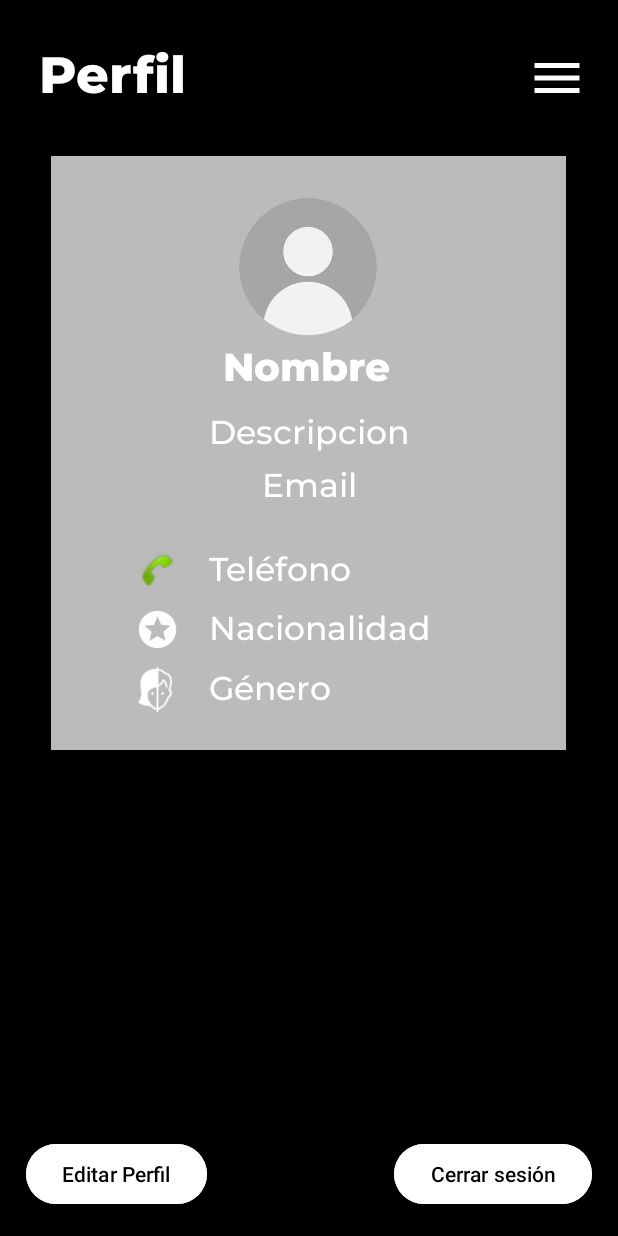
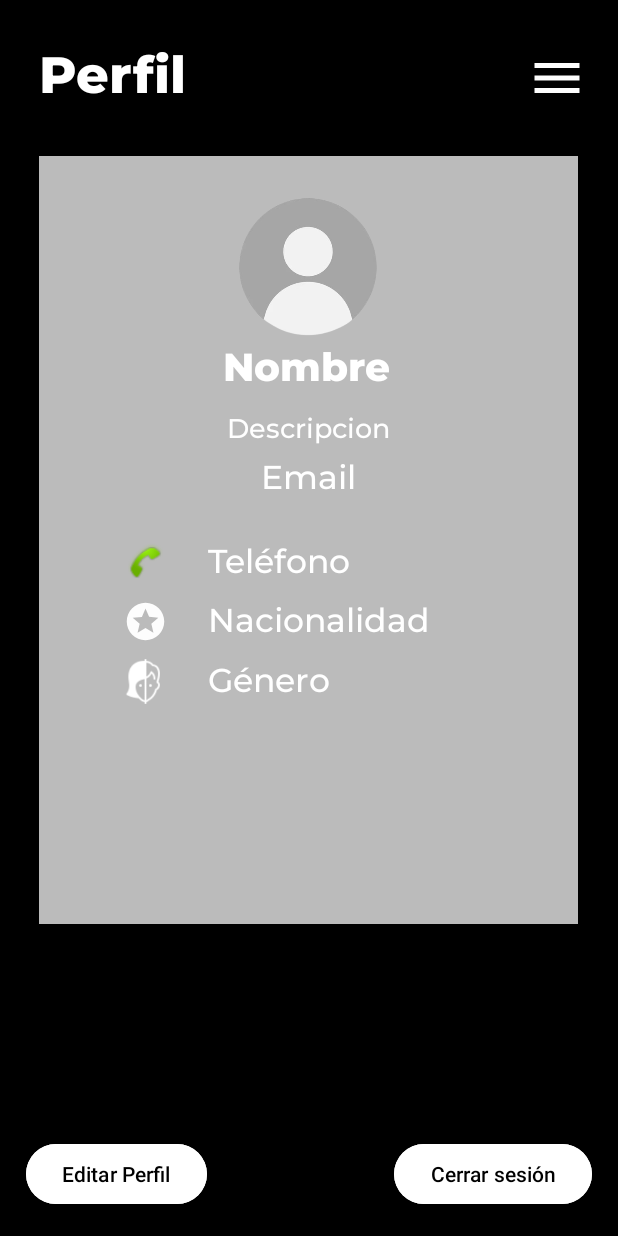
Before and after one commit to alaixgg/FilmCast, an Android app: the PerfilActivity screen opened directly, with no data from a screen before it, on a phone screen of 412 x 824 dp. Run offline under Robolectric (Android 15) with nearby library versions, the phone set to English and light mode, and no system bars.

Commit message:
FUNCIONAL API PERFIL

```diff
--- a/Aplicaciones de Moviles/app/app/build.gradle.kts
+++ b/Aplicaciones de Moviles/app/app/build.gradle.kts
@@ -53,6 +53,8 @@ dependencies {
     implementation ("com.squareup.retrofit2:retrofit:2.9.0")
     implementation ("com.squareup.retrofit2:converter-gson:2.9.0")
     implementation("com.squareup.okhttp3:okhttp:4.11.0")
+    implementation ("com.squareup.okhttp3:okhttp:4.9.3")  // Asegúrate de tener OkHttp
+    implementation ("com.squareup.okhttp3:logging-interceptor:4.9.3")
     androidTestImplementation(libs.androidx.junit)
     androidTestImplementation(libs.androidx.espresso.core)
 }
--- a/Aplicaciones de Moviles/app/app/src/main/java/com/example/filmcast/Perfil.kt
+++ b/Aplicaciones de Moviles/app/app/src/main/java/com/example/filmcast/Perfil.kt
@@ -5,10 +5,12 @@ import retrofit2.http.Body
 import retrofit2.http.GET
 import retrofit2.http.Header
 import retrofit2.http.POST
+import retrofit2.http.Query
 
 interface Perfil {
     @GET(Constants.PERFIL)
     fun obtenerPerfil(@Header("Authorization") token: String): Call<UsuarioInfo>
+
 
     @POST(Constants.EDITAR_PERFIL)
     fun editarPerfil(
--- a/Aplicaciones de Moviles/app/app/src/main/java/com/example/filmcast/ui/login/PerfilActivity.kt
+++ b/Aplicaciones de Moviles/app/app/src/main/java/com/example/filmcast/ui/login/PerfilActivity.kt
@@ -2,35 +2,136 @@ package com.example.filmcast.ui.login
 
 import android.content.Intent
 import android.os.Bundle
+import android.util.Log
 import android.widget.Button
 import android.widget.ImageView
-import androidx.activity.enableEdgeToEdge
+import android.widget.TextView
+import android.widget.Toast
 import androidx.appcompat.app.AppCompatActivity
 import com.example.filmcast.R
+import okhttp3.*
+import org.json.JSONObject
+import java.io.IOException
 
 class PerfilActivity : AppCompatActivity() {
 
+    private lateinit var tvNombre: TextView
+    private lateinit var tvEmail: TextView
+    private lateinit var tvTelefono: TextView
+    private lateinit var tvDescripcion: TextView
+    private lateinit var tvNacionalidad: TextView
+    private lateinit var btnCerrarSesion: Button
+    private lateinit var btnEditarPerfil: Button
+    private lateinit var imgMenu: ImageView
+
     override fun onCreate(savedInstanceState: Bundle?) {
         super.onCreate(savedInstanceState)
-        enableEdgeToEdge()
         setContentView(R.layout.activity_perfil)
 
-        val editarPerfil = findViewById<Button>(R.id.pe_editar_perfil)
-        editarPerfil.setOnClickListener {
+        // Referencias a los elementos del layout
+        tvNombre = findViewById(R.id.Pe_nombre)
+        tvEmail = findViewById(R.id.Pe_email)
+        tvTelefono = findViewById(R.id.Pe_telefono)
+        tvDescripcion = findViewById(R.id.Pe_descripcion)
+        tvNacionalidad = findViewById(R.id.Pe_nacionalidad)
+        btnCerrarSesion = findViewById(R.id.pe_cerrarSesiom)
+        btnEditarPerfil = findViewById(R.id.pe_editar_perfil)
+        imgMenu = findViewById(R.id.Pe_menu)
+
+        // Obtener el token desde SharedPreferences o donde lo tengas almacenado
+        val token = getTokenFromPreferences()
+
+
+
+        if (token != null) {
+            obtenerPerfil(token)
+        } else {
+            Toast.makeText(this, "No se ha encontrado el token de sesión.", Toast.LENGTH_SHORT).show()
+        }
+
+        // Configuración para el botón "Editar Perfil"
+        btnEditarPerfil.setOnClickListener {
             val intent = Intent(this, EditarPerfil::class.java)
             startActivity(intent)
         }
-        val cerrarSesion  = findViewById<Button>(R.id.pe_cerrarSesiom)
-        cerrarSesion.setOnClickListener {
-            val intent = Intent(this, LoginActivity::class.java)
-            startActivity(intent)
+
+        // Configuración para el botón "Cerrar Sesión"
+        btnCerrarSesion.setOnClickListener {
+            cerrarSesion()
         }
-        val menu = findViewById<ImageView>(R.id.Pe_menu)
-        menu.setOnClickListener {
+
+        // Configuración para el botón "Menú"
+        imgMenu.setOnClickListener {
             val intent = Intent(this, MenuActivity::class.java)
             startActivity(intent)
         }
-
     }
 
+    // Función para obtener el perfil del usuario desde la API
+    private fun obtenerPerfil(token: String) {
+        val url = "https://db.cuspide.club/perfil"
+
+        val client = OkHttpClient()
+        val request = Request.Builder()
+            .url(url)
+            .header("Authorization", "Bearer $token")
+            .build()
+
+        client.newCall(request).enqueue(object : Callback {
+            override fun onFailure(call: Call, e: IOException) {
+                runOnUiThread {
+                    Toast.makeText(this@PerfilActivity, "Error: ${e.message}", Toast.LENGTH_SHORT).show()
+                }
+            }
+
+            override fun onResponse(call: Call, response: Response) {
+                if (response.isSuccessful) {
+                    val responseData = response.body?.string()
+                    val jsonObject = JSONObject(responseData)
+
+                    val nombre = jsonObject.optString("nombre", "No disponible")
+                    val email = jsonObject.optString("email", "No disponible")
+                    val telefono = jsonObject.optString("telefono", "No disponible")
+                    val descripcion = jsonObject.optString("descripcion", "No disponible")
+                    val nacionalidad = jsonObject.optString("nacionalidad", "No disponible")
+
+                    // Actualizar la UI con la información obtenida
+                    runOnUiThread {
+                        tvNombre.text = nombre
+                        tvEmail.text = email
+                        tvTelefono.text = telefono
+                        tvDescripcion.text = descripcion
+                        tvNacionalidad.text = nacionalidad
+                    }
+                } else {
+                    runOnUiThread {
+                        Toast.makeText(this@PerfilActivity, "Error al obtener el perfil.", Toast.LENGTH_SHORT).show()
+                    }
+                }
+            }
+        })
+    }
+
+    // Función para obtener el token desde SharedPreferences (o donde lo tengas almacenado)
+    private fun getTokenFromPreferences(): String? {
+        val sharedPreferences = getSharedPreferences("app_preferences", MODE_PRIVATE)
+        val token = sharedPreferences.getString("token", null)
+
+        // Log para verificar si el token se recupera correctamente
+        Log.d("PerfilActivity", "Token recuperado: $token")
+
+        return token
+    }
+
+    // Función para cerrar sesión
+    private fun cerrarSesion() {
+        val sharedPreferences = getSharedPreferences("app_preferences", MODE_PRIVATE)
+        with(sharedPreferences.edit()) {
+            remove("token") // Elimina el token
+            apply()
+        }
+        val intent = Intent(this, LoginActivity::class.java)
+        startActivity(intent)
+        finish()
+    }
 }
--- a/Aplicaciones de Moviles/app/app/src/main/res/layout/activity_perfil.xml
+++ b/Aplicaciones de Moviles/app/app/src/main/res/layout/activity_perfil.xml
@@ -35,8 +35,8 @@
 
 
     <androidx.constraintlayout.widget.ConstraintLayout
-        android:layout_width="343dp"
-        android:layout_height="396dp"
+        android:layout_width="359dp"
+        android:layout_height="512dp"
         android:layout_marginStart="15dp"
         android:layout_marginTop="104dp"
         android:layout_marginEnd="15dp"
@@ -88,9 +88,9 @@
             android:text="@string/Pe_email"
             android:textColor="@color/white"
             android:textSize="22sp"
-            app:layout_constraintEnd_toEndOf="@+id/Pe_rol"
-            app:layout_constraintStart_toStartOf="@+id/Pe_rol"
-            app:layout_constraintTop_toBottomOf="@+id/Pe_rol" />
+            app:layout_constraintEnd_toEndOf="@+id/Pe_descripcion"
+            app:layout_constraintStart_toStartOf="@+id/Pe_descripcion"
+            app:layout_constraintTop_toBottomOf="@+id/Pe_descripcion" />
 
         <TextView
             android:id="@+id/Pe_telefono"
@@ -101,9 +101,8 @@
             android:text="@string/Pe_telefono"
             android:textColor="@color/white"
             android:textSize="22sp"
-            app:layout_constraintEnd_toEndOf="@+id/Pe_rol"
-            app:layout_constraintHorizontal_bias="0.0"
-            app:layout_constraintStart_toStartOf="@+id/Pe_rol"
+            app:layout_constraintEnd_toEndOf="@+id/Pe_descripcion"
+            app:layout_constraintStart_toEndOf="@+id/imageView"
             app:layout_constraintTop_toTopOf="@+id/imageView" />
 
         <TextView
@@ -115,9 +114,7 @@
             android:text="@string/Pe_nacionalidad"
             android:textColor="@color/white"
             android:textSize="22sp"
-            app:layout_constraintEnd_toEndOf="@+id/Pe_rol"
-            app:layout_constraintHorizontal_bias="0.0"
-            app:layout_constraintStart_toStartOf="@+id/Pe_rol"
+            app:layout_constraintStart_toStartOf="@+id/Pe_telefono"
             app:layout_constraintTop_toTopOf="@+id/imageView3" />
 
         <TextView
@@ -129,13 +126,11 @@
             android:text="@string/Pe_genero"
             android:textColor="@color/white"
             android:textSize="22sp"
-            app:layout_constraintEnd_toEndOf="@+id/Pe_rol"
-            app:layout_constraintHorizontal_bias="0.0"
-            app:layout_constraintStart_toStartOf="@+id/Pe_rol"
+            app:layout_constraintStart_toStartOf="@+id/Pe_nacionalidad"
             app:layout_constraintTop_toTopOf="@+id/imageView5" />
 
         <TextView
-            android:id="@+id/Pe_rol"
+            android:id="@+id/Pe_descripcion"
             android:layout_width="wrap_content"
             android:layout_height="wrap_content"
             android:layout_gravity="center"
@@ -145,7 +140,7 @@
             android:fontFamily="@font/montserrat_medium"
             android:text="@string/Pe_rol"
             android:textColor="@color/white"
-            android:textSize="22sp"
+            android:textSize="18sp"
             app:layout_constraintEnd_toEndOf="parent"
             app:layout_constraintStart_toStartOf="parent"
             app:layout_constraintTop_toBottomOf="@+id/Pe_nombre" />
```
Also changed, not shown: Aplicaciones de Moviles/app/app/src/main/java/com/example/filmcast/ui/login/LoginActivity.kt (+11 -5 lines).
